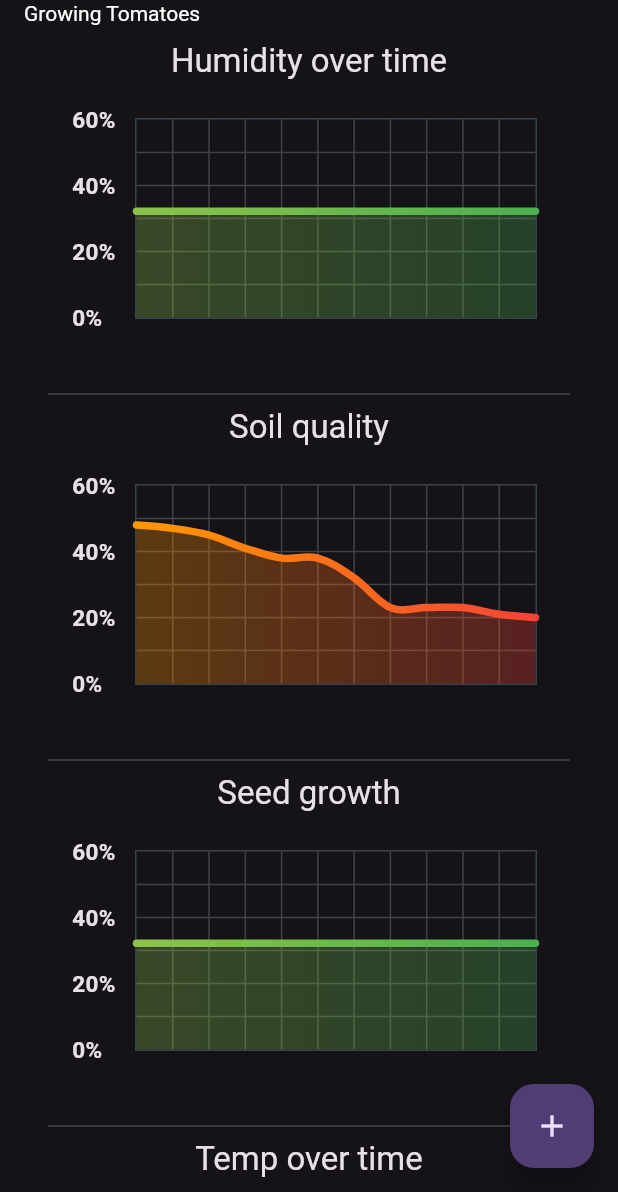
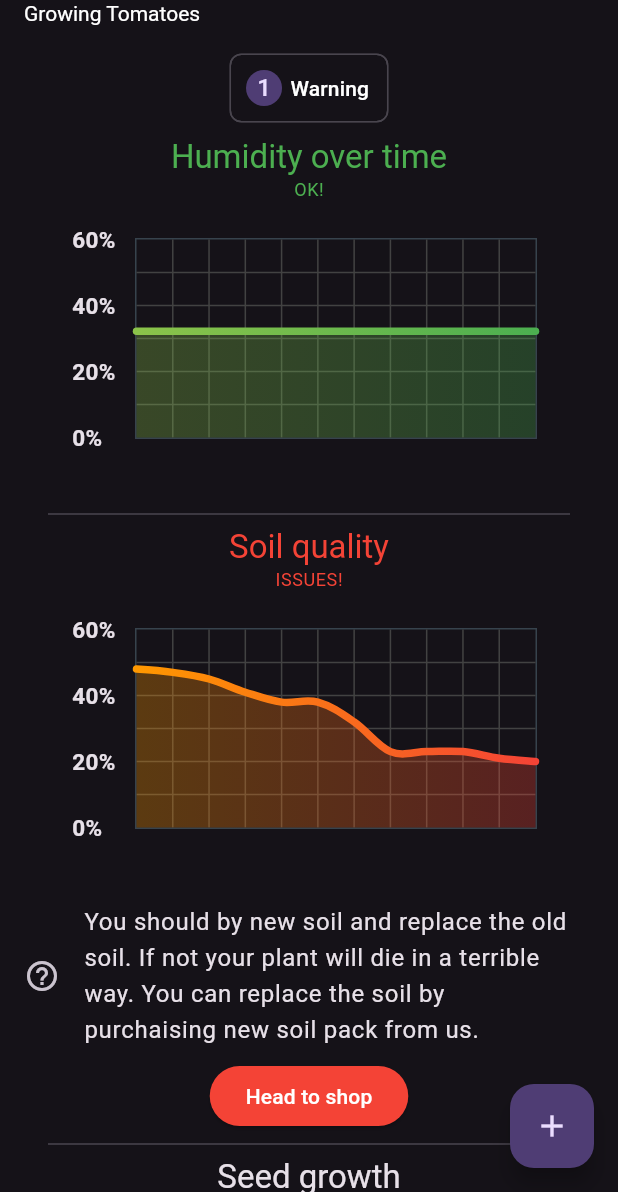
Before and after one commit to Binibeno/greenbox, a Flutter app: the screen it shows after launch, on a phone screen of 412 x 824 dp, the part 44-1236 px from its top. Run offline on Flutter 3.47's test engine with Material 2 defaults, Android fonts, the phone set to English and light mode, and no system bars; drawn by our look-alikes of fl_chart; missing offline and left inert: slide_action.

Commit message:
Added hints and status notes about your crop

```diff
--- a/lib/main.dart
+++ b/lib/main.dart
@@ -68,9 +68,33 @@ class _HomeState extends State<Home> {
           child: Column(
             mainAxisAlignment: MainAxisAlignment.center,
             children: <Widget>[
+              Padding(
+                padding: const EdgeInsets.all(8.0),
+                child: Chip(
+                  labelPadding: EdgeInsets.all(2.0),
+                  avatar: CircleAvatar(
+                    // backgroundColor: Colors.white70,
+                    child: Text("1"),
+                  ),
+                  label: Text(
+                    " Warning",
+                    style: TextStyle(
+                      color: Colors.white,
+                    ),
+                  ),
+                  // backgroundColor: Colors.red,
+                  elevation: 6.0,
+                  shadowColor: Colors.grey[60],
+                  padding: EdgeInsets.all(10.0),
+                ),
+              ),
               Text(
                 'Humidity over time',
-                style: Theme.of(context).textTheme.titleLarge,
+                style: Theme.of(context).textTheme.titleLarge?.copyWith(color: Colors.green),
+              ),
+              Text(
+                'OK!',
+                style: Theme.of(context).textTheme.bodySmall?.copyWith(color: Colors.green),
               ),
               SizedBox(
                 height: 200,
@@ -97,7 +121,11 @@ class _HomeState extends State<Home> {
               ),
               Text(
                 'Soil quality',
-                style: Theme.of(context).textTheme.titleLarge,
+                style: Theme.of(context).textTheme.titleLarge?.copyWith(color: Colors.red),
+              ),
+              Text(
+                'ISSUES!',
+                style: Theme.of(context).textTheme.bodySmall?.copyWith(color: Colors.red),
               ),
               SizedBox(
                 height: 200,
@@ -118,6 +146,24 @@ class _HomeState extends State<Home> {
                     FlSpot(10, 2.1),
                     FlSpot(11, 2.0),
                   ],
+                ),
+              ),
+              // add a button with the text "learn more" with a filled style
+
+              // add a listtile with a leading icon of a little ? and a title of "What does this mean?"
+              ListTile(
+                leading: Icon(Icons.help_outline),
+                title: Text(
+                    'You should by new soil and replace the old soil. If not your plant will die in a terrible way. You can replace the soil by purchaising new soil pack from us.'),
+              ),
+              ElevatedButton(
+                onPressed: () {
+                  // Put your action here
+                },
+                child: Text('Head to shop'),
+                style: ElevatedButton.styleFrom(
+                  primary: Colors.red, // This is the background color
+                  onPrimary: Colors.white, // This is the color of the text
                 ),
               ),
               const Padding(
```
Also changed, not shown: 1 other file.
